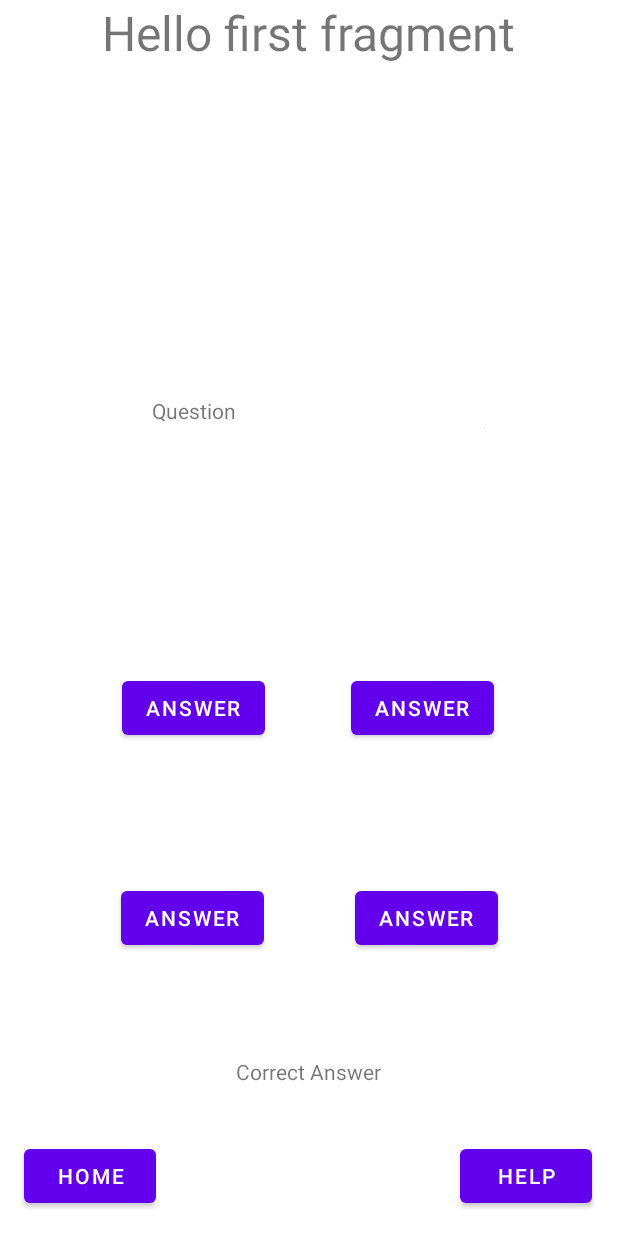
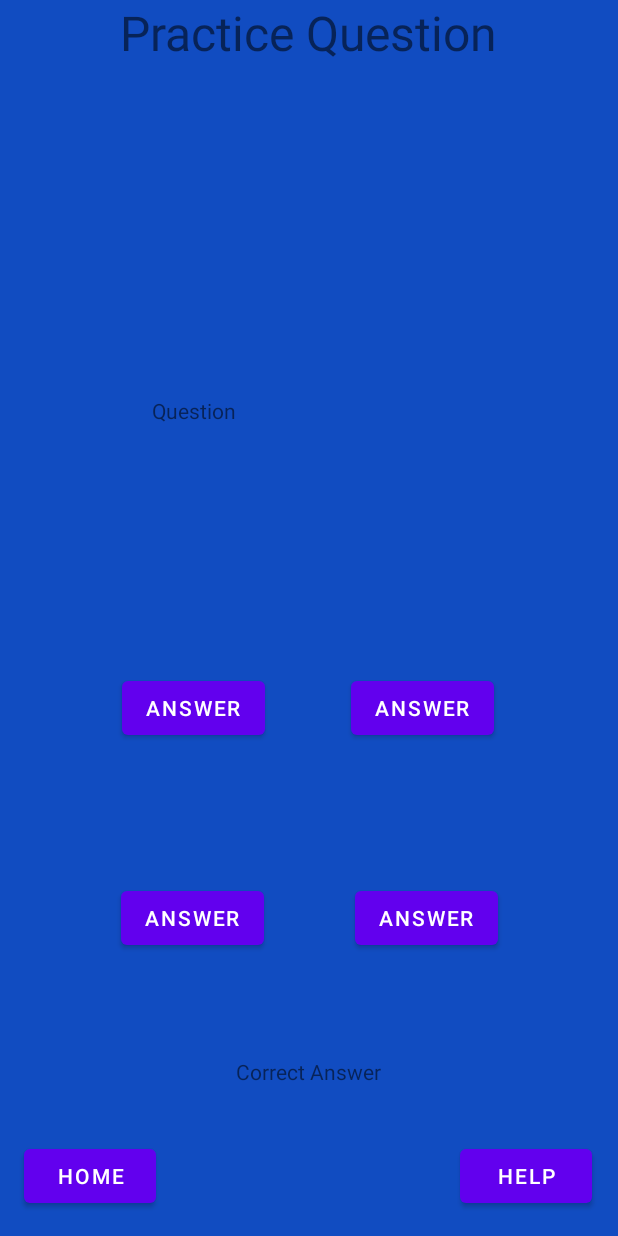
Before and after one commit to ostappart/Cardiovascular-ECG-Training-App, an Android app: the layout activity_practice.xml on its own in the app's theme, with its tools: preview values and no code run, on a phone screen of 412 x 824 dp. Run offline under Robolectric (Android 15) with nearby library versions, the phone set to English and light mode, and no system bars.

Commit message:
Modified xml files

```diff
--- a/app/src/main/res/layout/activity_practice.xml
+++ b/app/src/main/res/layout/activity_practice.xml
@@ -1,10 +1,9 @@
-<?xml version="1.0" encoding="utf-8"?>
 <androidx.constraintlayout.widget.ConstraintLayout xmlns:android="http://schemas.android.com/apk/res/android"
     xmlns:app="http://schemas.android.com/apk/res-auto"
-    xmlns:tools="http://schemas.android.com/tools"
+    android:id="@+id/practice_layout"
     android:layout_width="match_parent"
     android:layout_height="match_parent"
-    tools:context=".FirstFragment">
+    android:background="@color/colorPrimary">
 
     <Button
         android:id="@+id/button6"
@@ -22,7 +21,7 @@
         android:id="@+id/textview_first"
         android:layout_width="wrap_content"
         android:layout_height="wrap_content"
-        android:text="@string/hello_first_fragment"
+        android:text="Practice Question"
         android:textSize="32sp"
         app:layout_constraintEnd_toEndOf="parent"
         app:layout_constraintStart_toStartOf="parent"
@@ -114,6 +113,5 @@
         app:layout_constraintHorizontal_bias="0.784"
         app:layout_constraintStart_toStartOf="parent"
         app:layout_constraintTop_toBottomOf="@+id/textview_first"
-        app:layout_constraintVertical_bias="0.597"
-        tools:src="@tools:sample/avatars" />
+        app:layout_constraintVertical_bias="0.597" />
 </androidx.constraintlayout.widget.ConstraintLayout>
```
Also changed, not shown: app/src/main/res/layout/activity_dictionary.xml (+3 -4 lines), app/src/main/res/layout/activity_end.xml (+5 -8 lines).
